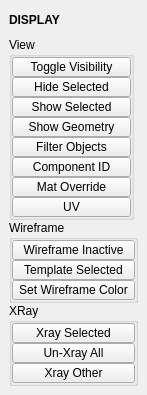
First picture: the form in tentacle/ui/3/display.ui, repository m3trik/tentacle, before the edit.
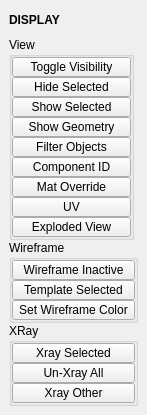
Second picture: the form after the edit. Custom widgets are drawn as their Qt base class.

Diff of the .ui file:
```diff
--- a/tentacle/ui/3/display.ui
+++ b/tentacle/ui/3/display.ui
@@ -263,6 +263,31 @@
            </property>
           </widget>
          </item>
+         <item>
+          <widget class="QPushButton" name="b013">
+           <property name="minimumSize">
+            <size>
+             <width>0</width>
+             <height>20</height>
+            </size>
+           </property>
+           <property name="maximumSize">
+            <size>
+             <width>999</width>
+             <height>20</height>
+            </size>
+           </property>
+           <property name="toolTip">
+            <string>Launch the exploded view tool GUI.</string>
+           </property>
+           <property name="text">
+            <string>Exploded View</string>
+           </property>
+           <property name="checkable">
+            <bool>true</bool>
+           </property>
+          </widget>
+         </item>
         </layout>
        </widget>
       </item>
```
Left out of the diff: 6 changed lines with no effect on the pictures.
